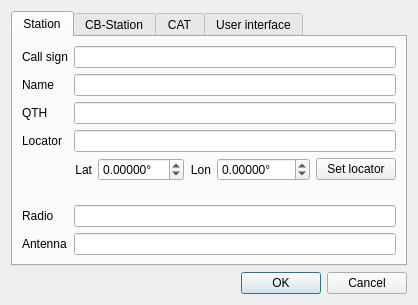
Qt form ui_files/DragonLog_Settings.ui (gitandy/DragonLog) before a commit.
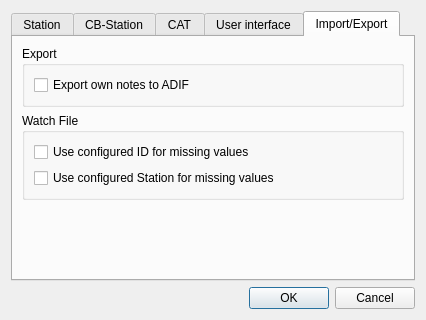
The same form after that commit. The open tabs and pages were chosen to show the change.

Commit message: Added settings for import/export Hide own notes in ADIF export Use configured ID/station for missing values on watch file import

The edit to the form file:
```diff
--- a/ui_files/DragonLog_Settings.ui
+++ b/ui_files/DragonLog_Settings.ui
@@ -6,8 +6,8 @@
    <rect>
     <x>0</x>
     <y>0</y>
-    <width>400</width>
-    <height>305</height>
+    <width>426</width>
+    <height>320</height>
    </rect>
   </property>
   <property name="windowTitle">
@@ -16,6 +16,12 @@
   <layout class="QVBoxLayout" name="verticalLayout">
    <item>
     <widget class="QTabWidget" name="tabWidget">
+     <property name="sizePolicy">
+      <sizepolicy hsizetype="Expanding" vsizetype="Ignored">
+       <horstretch>0</horstretch>
+       <verstretch>0</verstretch>
+      </sizepolicy>
+     </property>
      <property name="currentIndex">
       <number>0</number>
      </property>
@@ -612,6 +618,65 @@
        </item>
       </layout>
      </widget>
+     <widget class="QWidget" name="tab">
+      <attribute name="title">
+       <string>Import/Export</string>
+      </attribute>
+      <layout class="QVBoxLayout" name="verticalLayout_6">
+       <item>
+        <widget class="QGroupBox" name="groupBox_3">
+         <property name="title">
+          <string>Export</string>
+         </property>
+         <layout class="QVBoxLayout" name="verticalLayout_7">
+          <item>
+           <widget class="QCheckBox" name="expOwnNotesADIFCheckBox">
+            <property name="text">
+             <string>Export own notes to ADIF</string>
+            </property>
+           </widget>
+          </item>
+         </layout>
+        </widget>
+       </item>
+       <item>
+        <widget class="QGroupBox" name="groupBox_4">
+         <property name="title">
+          <string>Watch File</string>
+         </property>
+         <layout class="QVBoxLayout" name="verticalLayout_8">
+          <item>
+           <widget class="QCheckBox" name="useCfgIDWatchCheckBox">
+            <property name="text">
+             <string>Use configured ID for missing values</string>
+            </property>
+           </widget>
+          </item>
+          <item>
+           <widget class="QCheckBox" name="useCfgStationWatchCheckBox">
+            <property name="text">
+             <string>Use configured Station for missing values</string>
+            </property>
+           </widget>
+          </item>
+         </layout>
+        </widget>
+       </item>
+       <item>
+        <spacer name="verticalSpacer_8">
+         <property name="orientation">
+          <enum>Qt::Vertical</enum>
+         </property>
+         <property name="sizeHint" stdset="0">
+          <size>
+           <width>20</width>
+           <height>40</height>
+          </size>
+         </property>
+        </spacer>
+       </item>
+      </layout>
+     </widget>
     </widget>
    </item>
    <item>
```
The commit also changes 3 other files.
